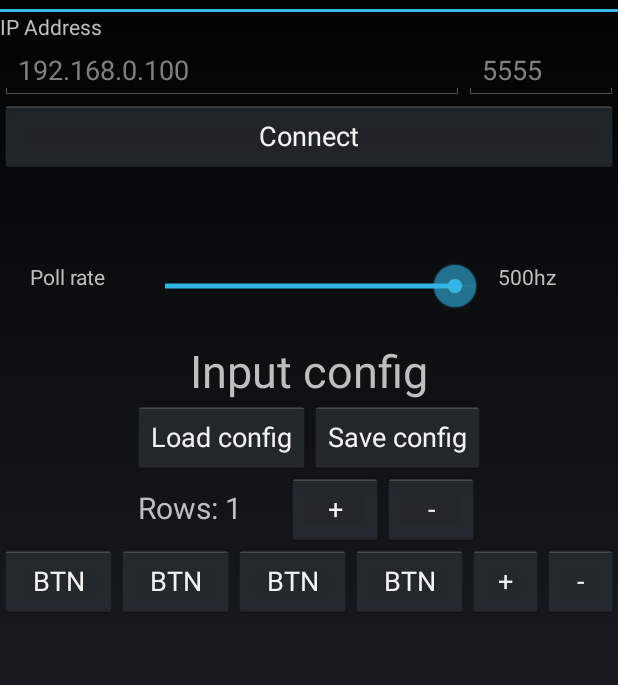
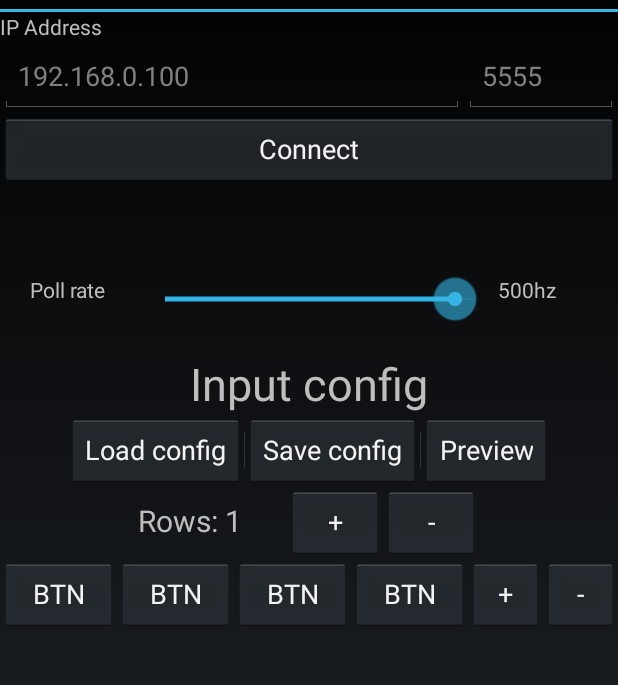
Before and after one commit to counter185/NetKey, an Android app: the screen it shows after launch (ConfigActivity), on a phone screen of 412 x 824 dp, the part 60-745 px from its top. Run offline under Robolectric (Android 15) with nearby library versions, the phone set to English and light mode, and no system bars.

Commit message:
preview mode

```diff
--- a/NetKey/app/src/main/res/layout/activity_config.xml
+++ b/NetKey/app/src/main/res/layout/activity_config.xml
@@ -8,7 +8,7 @@
 
     <LinearLayout
         android:layout_width="match_parent"
-        android:layout_height="match_parent"
+        android:layout_height="wrap_content"
         android:orientation="vertical">
         <TextView
             android:id="@+id/textView"
@@ -24,6 +24,7 @@
                 android:id="@+id/editTextIP"
                 android:layout_width="match_parent"
                 android:layout_height="wrap_content"
+                android:minHeight="48dp"
                 android:ems="10"
                 android:inputType="text"
                 android:layout_weight="1"
@@ -33,6 +34,7 @@
                 android:id="@+id/editTextPort"
                 android:layout_width="match_parent"
                 android:layout_height="wrap_content"
+                android:minHeight="48dp"
                 android:ems="10"
                 android:inputType="numberDecimal"
                 android:layout_weight="3"
@@ -89,7 +91,8 @@
             android:layout_width="match_parent"
             android:layout_height="wrap_content"
             android:orientation="horizontal"
-            android:gravity="center">
+            android:gravity="center"
+            style="?android:attr/buttonBarStyle">
 
             <Button
                 android:id="@+id/buttonLoadConfFile"
@@ -102,6 +105,12 @@
                 android:layout_width="wrap_content"
                 android:layout_height="wrap_content"
                 android:text="Save config" />
+
+            <Button
+                android:id="@+id/buttonPreviewConf"
+                android:layout_width="wrap_content"
+                android:layout_height="wrap_content"
+                android:text="Preview" />
 
         </LinearLayout>
 
```
Also changed, not shown: NetKey/app/src/main/java/pl/cntrpl/netkey/ConfigActivity.java (+8 -0 lines), NetKey/app/src/main/java/pl/cntrpl/netkey/InputActivity.java (+8 -1 lines).
